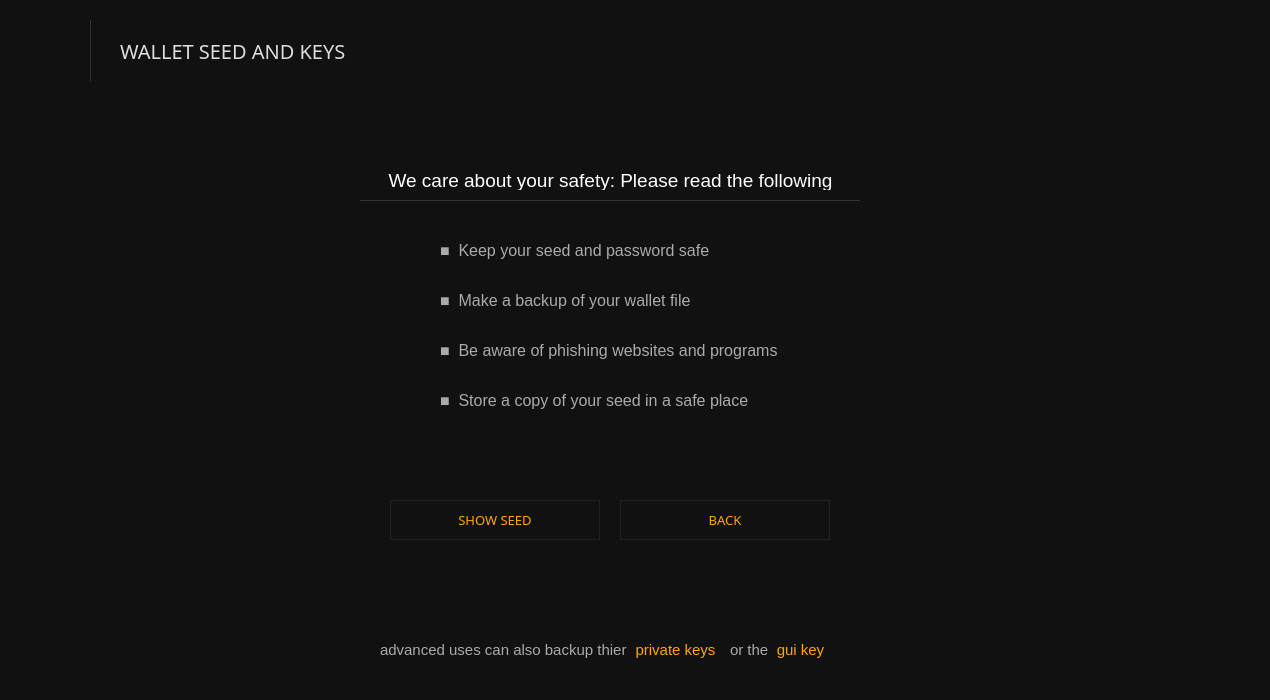
First picture: the form in src/gui/ui/receiveframe.ui, repository ConcealNetwork/conceal-desktop, before the edit.
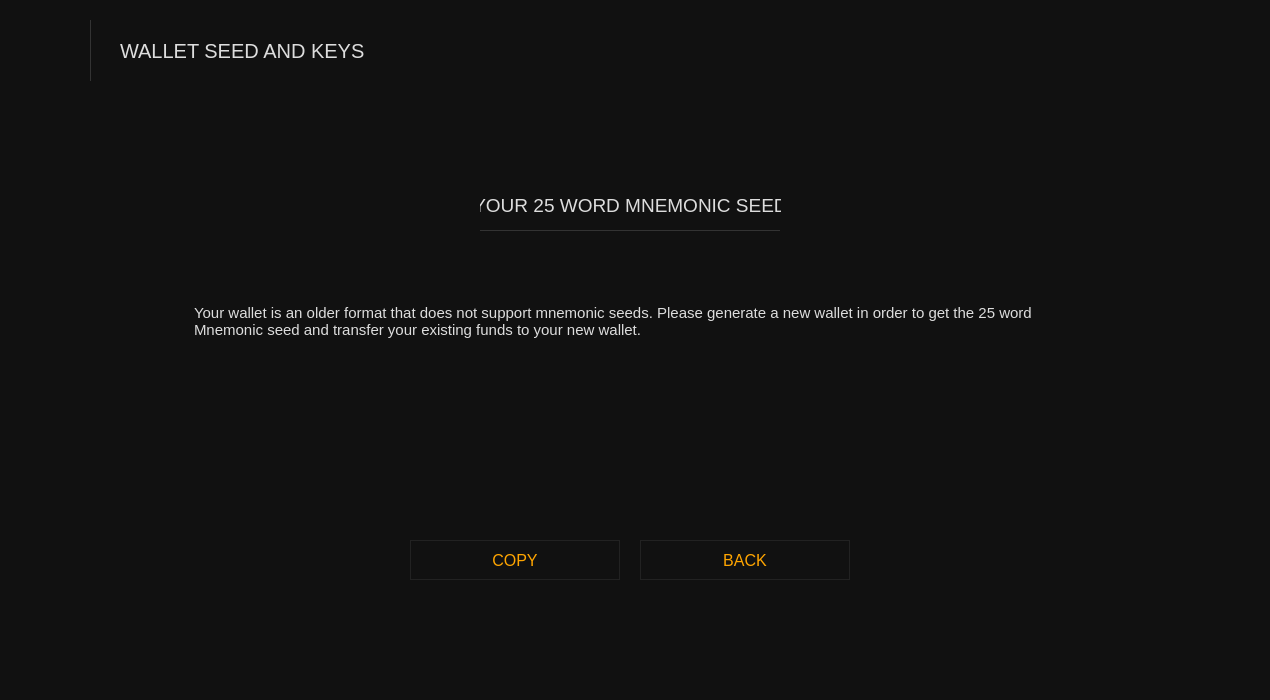
Second picture: the form after the edit. Icons and pictures are not drawn.

Commit message: more font size tweaks

```diff
--- a/src/gui/ui/receiveframe.ui
+++ b/src/gui/ui/receiveframe.ui
@@ -69,14 +69,12 @@
       </property>
       <property name="font">
        <font>
-        <family>Poppins</family>
         <pointsize>-1</pointsize>
        </font>
       </property>
       <property name="styleSheet">
        <string notr="true">color: #ddd; 
-font-size: 20px;
-font-family: Poppins;</string>
+font-size: 20px;</string>
       </property>
       <property name="text">
        <string>WALLET SEED AND KEYS</string>
@@ -108,14 +106,13 @@
        </property>
        <property name="font">
         <font>
-         <family>Poppins</family>
          <pointsize>-1</pointsize>
         </font>
        </property>
        <property name="styleSheet">
         <string notr="true">color: #ddd;
 font-size: 19px;
-font-family: Poppins;</string>
+</string>
        </property>
        <property name="text">
         <string>YOUR 25 WORD MNEMONIC SEED</string>
@@ -135,14 +132,12 @@
        </property>
        <property name="font">
         <font>
-         <family>Poppins</family>
          <pointsize>-1</pointsize>
         </font>
        </property>
        <property name="styleSheet">
         <string notr="true">color: #ddd;
-font-size: 16px;
-font-family: Poppins;</string>
+font-size: 16px;</string>
        </property>
        <property name="html">
         <string>&lt;!DOCTYPE HTML PUBLIC &quot;-//W3C//DTD HTML 4.0//EN&quot; &quot;http://www.w3.org/TR/REC-html40/strict.dtd&quot;&gt;
@@ -163,12 +158,11 @@
        </property>
        <property name="font">
         <font>
-         <family>Poppins</family>
-         <pointsize>9</pointsize>
+         <pointsize>-1</pointsize>
         </font>
        </property>
        <property name="styleSheet">
-        <string notr="true">color: orange; background-color: #1; border: 1px solid #222;</string>
+        <string notr="true">color: orange; background-color: #1; border: 1px solid #222; font-size: 16px;</string>
        </property>
        <property name="text">
         <string>COPY</string>
@@ -201,12 +195,11 @@
        </property>
        <property name="font">
         <font>
-         <family>Poppins</family>
-         <pointsize>10</pointsize>
+         <pointsize>-1</pointsize>
         </font>
        </property>
        <property name="styleSheet">
-        <string notr="true">color: orange; background-color: #1; border: 1px solid #222;</string>
+        <string notr="true">color: orange; background-color: #1; border: 1px solid #222; font-size: 16px;</string>
        </property>
        <property name="text">
         <string>BACK</string>
@@ -239,12 +232,11 @@
        </property>
        <property name="font">
         <font>
-         <family>Poppins</family>
-         <pointsize>9</pointsize>
+         <pointsize>-1</pointsize>
         </font>
        </property>
        <property name="styleSheet">
-        <string notr="true">color: orange; background-color: #1; border: 1px solid #222;</string>
+        <string notr="true">color: orange; background-color: #1; border: 1px solid #222; font-size: 16px;</string>
        </property>
        <property name="text">
         <string>COPY SPEND KEY</string>
@@ -371,12 +363,11 @@
        </property>
        <property name="font">
         <font>
-         <family>Poppins</family>
-         <pointsize>9</pointsize>
+         <pointsize>-1</pointsize>
         </font>
        </property>
        <property name="styleSheet">
-        <string notr="true">color: orange; background-color: #1; border: 1px solid #222;</string>
+        <string notr="true">color: orange; background-color: #1; border: 1px solid #222; font-size: 16px;</string>
        </property>
        <property name="text">
         <string>COPY VIEW KEY</string>
@@ -393,12 +384,11 @@
        </property>
        <property name="font">
         <font>
-         <family>Poppins</family>
-         <pointsize>10</pointsize>
+         <pointsize>-1</pointsize>
         </font>
        </property>
        <property name="styleSheet">
-        <string notr="true">color: orange; background-color: #1; border: 1px solid #222;</string>
+        <string notr="true">color: orange; background-color: #1; border: 1px solid #222; font-size: 16px;</string>
        </property>
        <property name="text">
         <string>BACK</string>
@@ -548,14 +538,11 @@
        </property>
        <property name="font">
         <font>
-         <family>Poppins</family>
-         <pointsize>10</pointsize>
-         <weight>50</weight>
-         <bold>false</bold>
+         <pointsize>-1</pointsize>
         </font>
        </property>
        <property name="styleSheet">
-        <string notr="true">color: orange; background-color: #1; border: 1px solid #222;</string>
+        <string notr="true">color: orange; background-color: #1; border: 1px solid #222; font-size: 16px;</string>
        </property>
        <property name="text">
         <string>SHOW SEED</string>
@@ -572,12 +559,11 @@
        </property>
        <property name="font">
         <font>
-         <family>Poppins</family>
-         <pointsize>10</pointsize>
+         <pointsize>-1</pointsize>
         </font>
        </property>
        <property name="styleSheet">
-        <string notr="true">color: orange; background-color: #1; border: 1px solid #222;</string>
+        <string notr="true">color: orange; background-color: #1; border: 1px solid #222; font-size: 16px;</string>
        </property>
        <property name="text">
         <string>BACK</string>
@@ -586,7 +572,7 @@
       <widget class="QPushButton" name="m_showPrivate">
        <property name="geometry">
         <rect>
-         <x>600</x>
+         <x>590</x>
          <y>540</y>
          <width>91</width>
          <height>20</height>
@@ -598,7 +584,7 @@
         </font>
        </property>
        <property name="styleSheet">
-        <string notr="true">color: orange; background-color: #1; font-size: 15px;</string>
+        <string notr="true">color: orange; background-color: #1; font-size: 14px;</string>
        </property>
        <property name="text">
         <string>private keys</string>
@@ -635,7 +621,7 @@
         </font>
        </property>
        <property name="styleSheet">
-        <string notr="true">color: orange; background-color: #1; font-size: 15px;</string>
+        <string notr="true">color: orange; background-color: #1; font-size: 14px;</string>
        </property>
        <property name="text">
         <string>gui key</string>
@@ -646,7 +632,7 @@
         <rect>
          <x>350</x>
          <y>540</y>
-         <width>251</width>
+         <width>241</width>
          <height>20</height>
         </rect>
        </property>
@@ -656,7 +642,7 @@
         </font>
        </property>
        <property name="styleSheet">
-        <string notr="true">color: #aaa; font-size: 15px;</string>
+        <string notr="true">color: #aaa; font-size: 14px;</string>
        </property>
        <property name="text">
         <string>advanced uses can also backup thier</string>
@@ -665,7 +651,7 @@
       <widget class="QLabel" name="label_13">
        <property name="geometry">
         <rect>
-         <x>700</x>
+         <x>690</x>
          <y>540</y>
          <width>41</width>
          <height>20</height>
@@ -677,7 +663,7 @@
         </font>
        </property>
        <property name="styleSheet">
-        <string notr="true">color: #aaa; font-size: 15px;</string>
+        <string notr="true">color: #aaa; font-size: 14px;</string>
        </property>
        <property name="text">
         <string>or the</string>
@@ -751,12 +737,11 @@
        </property>
        <property name="font">
         <font>
-         <family>Poppins</family>
-         <pointsize>9</pointsize>
+         <pointsize>-1</pointsize>
         </font>
        </property>
        <property name="styleSheet">
-        <string notr="true">color: orange; background-color: #1; border: 1px solid #222;</string>
+        <string notr="true">color: orange; background-color: #1; border: 1px solid #222; font-size: 16px;</string>
        </property>
        <property name="text">
         <string>COPY</string>
@@ -802,14 +787,14 @@
         </font>
        </property>
        <property name="styleSheet">
-        <string notr="true">color: #e5e5e5; font-size: 16px;</string>
+        <string notr="true">color: #e5e5e5; font-size: 17px;</string>
        </property>
        <property name="html">
         <string>&lt;!DOCTYPE HTML PUBLIC &quot;-//W3C//DTD HTML 4.0//EN&quot; &quot;http://www.w3.org/TR/REC-html40/strict.dtd&quot;&gt;
 &lt;html&gt;&lt;head&gt;&lt;meta name=&quot;qrichtext&quot; content=&quot;1&quot; /&gt;&lt;style type=&quot;text/css&quot;&gt;
 p, li { white-space: pre-wrap; }
-&lt;/style&gt;&lt;/head&gt;&lt;body style=&quot; font-family:'Poppins'; font-size:16px; font-weight:400; font-style:normal;&quot;&gt;
-&lt;p style=&quot; margin-top:0px; margin-bottom:0px; margin-left:0px; margin-right:0px; -qt-block-indent:0; text-indent:0px;&quot;&gt;&lt;span style=&quot; font-size:11pt;&quot;&gt;gui key goes here&lt;/span&gt;&lt;/p&gt;&lt;/body&gt;&lt;/html&gt;</string>
+&lt;/style&gt;&lt;/head&gt;&lt;body style=&quot; font-family:'MS Shell Dlg 2'; font-size:17px; font-weight:400; font-style:normal;&quot;&gt;
+&lt;p style=&quot; margin-top:0px; margin-bottom:0px; margin-left:0px; margin-right:0px; -qt-block-indent:0; text-indent:0px;&quot;&gt;&lt;span style=&quot; font-family:'Poppins'; font-size:11pt;&quot;&gt;gui key goes here&lt;/span&gt;&lt;/p&gt;&lt;/body&gt;&lt;/html&gt;</string>
        </property>
       </widget>
       <widget class="QPushButton" name="m_backButton_3">
@@ -823,12 +808,11 @@
        </property>
        <property name="font">
         <font>
-         <family>Poppins</family>
-         <pointsize>10</pointsize>
+         <pointsize>-1</pointsize>
         </font>
        </property>
        <property name="styleSheet">
-        <string notr="true">color: orange; background-color: #1; border: 1px solid #222;</string>
+        <string notr="true">color: orange; background-color: #1; border: 1px solid #222; font-size: 16px;</string>
        </property>
        <property name="text">
         <string>BACK</string>
@@ -854,10 +838,10 @@
      <zorder>label</zorder>
      <zorder>label_11</zorder>
      <zorder>logoLine</zorder>
-     <zorder>seedBox</zorder>
-     <zorder>privateKeyBox</zorder>
      <zorder>guiKeyBox</zorder>
      <zorder>introBox</zorder>
+     <zorder>privateKeyBox</zorder>
+     <zorder>seedBox</zorder>
     </widget>
    </item>
   </layout>
```
The commit also changes 6 other files.
